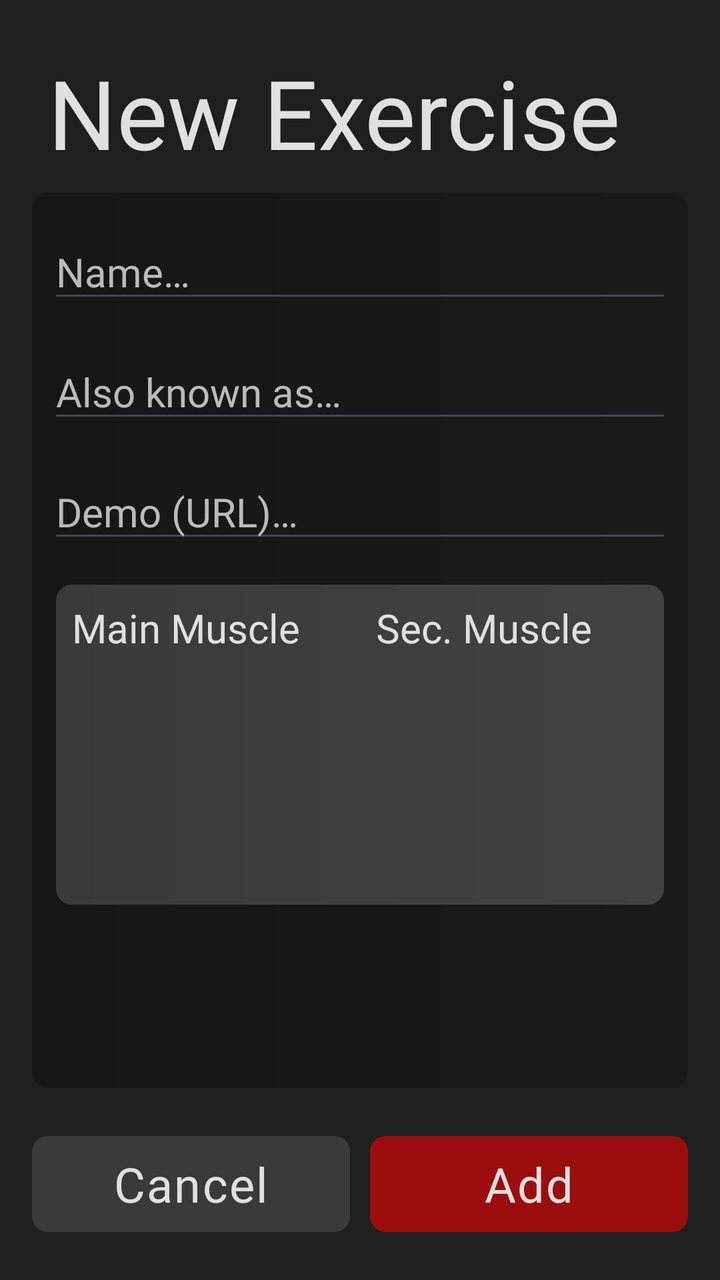
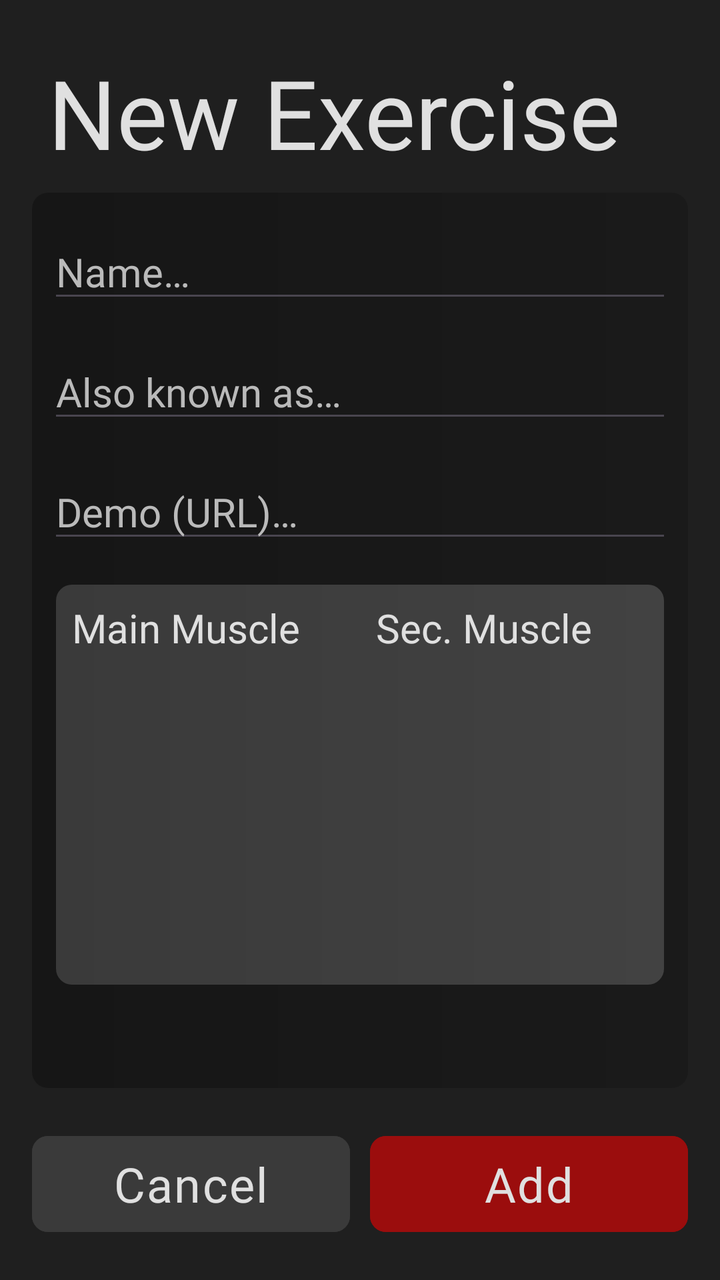

Two renders of the same Android screen: before a commit and after it. Below are the layout's source before the change and the commit's diff.
<!-- AndroidManifest.xml: application theme Theme.OpenFit -->
<!-- res/layout/activity_exercise_new.xml -->
<?xml version="1.0" encoding="utf-8"?>
<androidx.constraintlayout.widget.ConstraintLayout xmlns:android="http://schemas.android.com/apk/res/android"
    xmlns:app="http://schemas.android.com/apk/res-auto"
    xmlns:tools="http://schemas.android.com/tools"
    android:id="@+id/main"
    android:layout_width="match_parent"
    android:layout_height="match_parent"
    android:background="@color/background"
    android:textAlignment="center"
    tools:context=".Views.ExerciseNew.ExerciseNewActivity">

    <TextView
        android:id="@+id/exerciseNewTitle"
        android:layout_width="match_parent"
        android:layout_height="wrap_content"
        android:layout_marginStart="24dp"
        android:layout_marginTop="24dp"
        android:layout_marginEnd="24dp"
        android:fontFamily="@font/agdasima_bold"
        android:text="@string/exercise_new_text"
        android:textColor="@color/text_1"
        android:textSize="48sp"
        app:layout_constraintBottom_toBottomOf="parent"
        app:layout_constraintEnd_toEndOf="parent"
        app:layout_constraintStart_toStartOf="parent"
        app:layout_constraintTop_toTopOf="parent"
        app:layout_constraintVertical_bias="0.0" />

    <LinearLayout
        android:id="@+id/exerciseNewForm"
        android:layout_width="0dp"
        android:layout_height="0dp"
        android:layout_marginStart="16dp"
        android:layout_marginTop="8dp"
        android:layout_marginEnd="16dp"
        android:background="@drawable/box"
        android:orientation="vertical"
        app:layout_constraintBottom_toTopOf="@id/btnAddExercise"
        app:layout_constraintEnd_toEndOf="parent"
        app:layout_constraintStart_toStartOf="parent"
        app:layout_constraintTop_toBottomOf="@+id/exerciseNewTitle">

        <EditText
            android:id="@+id/exerciseNewName"
            android:layout_width="match_parent"
            android:layout_height="wrap_content"
            android:layout_marginStart="8dp"
            android:layout_marginTop="16dp"
            android:layout_marginEnd="8dp"
            android:fontFamily="@font/agdasima_bold"
            android:hint="@string/new_exercise_form_name_hint"
            android:inputType="text"
            android:textColor="@color/text_1"
            android:textColorHint="@color/text_2"
            android:textSize="20sp" />

        <EditText
            android:id="@+id/exerciseNewAka"
            android:layout_width="match_parent"
            android:layout_height="wrap_content"
            android:layout_marginStart="8dp"
            android:layout_marginTop="16dp"
            android:layout_marginEnd="8dp"
            android:fontFamily="@font/agdasima_bold"
            android:hint="@string/new_exercise_form_aka_hint"
            android:inputType="text"
            android:textColor="@color/text_1"
            android:textColorHint="@color/text_2"
            android:textSize="20sp" />

        <EditText
            android:id="@+id/exerciseNewDemoUrl"
            android:layout_width="match_parent"
            android:layout_height="wrap_content"
            android:layout_marginStart="8dp"
            android:layout_marginTop="16dp"
            android:layout_marginEnd="8dp"
            android:fontFamily="@font/agdasima_bold"
            android:hint="@string/new_exercise_form_demo_url"
            android:inputType="text"
            android:textColor="@color/text_1"
            android:textColorHint="@color/text_2"
            android:textSize="20sp" />

        <LinearLayout
            android:id="@+id/exerciseNewMuscleForm"
            android:layout_width="match_parent"
            android:layout_height="160dp"
            android:layout_marginStart="12dp"
            android:layout_marginTop="16dp"
            android:layout_marginEnd="12dp"
            android:background="@drawable/light_box"
            android:orientation="horizontal">

            <LinearLayout
                android:layout_width="match_parent"
                android:layout_height="match_parent"
                android:layout_weight="1"
                android:orientation="vertical">

                <TextView
                    android:id="@+id/exerciseNewMainMuscleTitle"
                    android:layout_width="match_parent"
                    android:layout_height="wrap_content"
                    android:layout_margin="8dp"
                    android:fontFamily="@font/agdasima_bold"
                    android:text="@string/new_exercise_main_muscle_title"
                    android:textColor="@color/text_1"
                    android:textSize="20sp" />

                <androidx.recyclerview.widget.RecyclerView
                    android:id="@+id/exerciseNewMainMuscleList"
                    android:layout_width="match_parent"
                    android:layout_height="150dp" />
            </LinearLayout>

            <LinearLayout
                android:layout_width="match_parent"
                android:layout_height="match_parent"
                android:layout_weight="1"
                android:orientation="vertical">

                <TextView
                    android:id="@+id/exerciseNewSecondaryMuscleTitle"
                    android:layout_width="match_parent"
                    android:layout_height="wrap_content"
                    android:layout_margin="8dp"
                    android:fontFamily="@font/agdasima_bold"
                    android:text="@string/new_exercise_secondary_muscle_title"
                    android:textColor="@color/text_1"
                    android:textSize="20sp" />

                <androidx.recyclerview.widget.RecyclerView
                    android:id="@+id/exerciseNewSecondaryMuscleList"
                    android:layout_width="match_parent"
                    android:layout_height="150dp" />
            </LinearLayout>

        </LinearLayout>

    </LinearLayout>

    <Button
        android:id="@+id/btnAddExercise"
        android:layout_width="0dp"
        android:layout_height="wrap_content"
        android:layout_marginStart="5dp"
        android:layout_marginTop="24dp"
        android:layout_marginEnd="16dp"
        android:layout_marginBottom="24dp"
        android:backgroundTint="@color/accent"
        android:fontFamily="@font/agdasima_bold"
        android:insetTop="0px"
        android:insetBottom="0px"
        android:letterSpacing="0.03"
        android:text="@string/add"
        android:textColor="@color/text_1"
        android:textSize="24sp"
        app:cornerRadius="@dimen/corner_radius"
        app:layout_constraintBottom_toBottomOf="parent"
        app:layout_constraintEnd_toEndOf="parent"
        app:layout_constraintStart_toEndOf="@id/btnCancelNewExercise"
        app:layout_constraintTop_toBottomOf="@+id/exerciseNewForm"
        app:rippleColor="@color/accent_ripple" />

    <Button
        android:id="@+id/btnCancelNewExercise"
        android:layout_width="0dp"
        android:layout_height="wrap_content"
        android:layout_marginStart="16dp"
        android:layout_marginTop="24dp"
        android:layout_marginEnd="5dp"
        android:layout_marginBottom="24dp"
        android:backgroundTint="@color/unimportant_btn"
        android:fontFamily="@font/agdasima_bold"
        android:insetTop="0px"
        android:insetBottom="0px"
        android:letterSpacing="0.03"
        android:text="@string/cancel"
        android:textColor="@color/text_1"
        android:textSize="24sp"
        app:cornerRadius="@dimen/corner_radius"
        app:layout_constraintBottom_toBottomOf="parent"
        app:layout_constraintEnd_toStartOf="@id/btnAddExercise"
        app:layout_constraintStart_toStartOf="parent"
        app:layout_constraintTop_toBottomOf="@+id/exerciseNewForm"
        app:rippleColor="@color/unimportant_btn_ripple" />
</androidx.constraintlayout.widget.ConstraintLayout>
<!-- resources referenced by this layout -->
<resources>
  <color name="accent">#9B0D0D</color>
  <color name="accent_ripple">#22EE0000</color>
  <color name="background">#FF1F1F1F</color>
  <color name="text_1">#FFE0E0E0</color>
  <color name="text_2">#BABABA</color>
  <color name="unimportant_btn">#FF3A3A3A</color>
  <color name="unimportant_btn_ripple">#4444</color>
  <dimen name="corner_radius">8dp</dimen>
  <!-- drawable box (drawable) -->
  <?xml version="1.0" encoding="utf-8"?>
  <layer-list xmlns:android="http://schemas.android.com/apk/res/android">
      <item>
          <shape android:shape="rectangle">
              <gradient
                  android:type="linear"
                  android:angle="0"
                  android:startColor="@color/accent_background_1"
                  android:endColor="@color/accent_background_2"/>
              <corners android:radius="@dimen/corner_radius"/>
          </shape>
      </item>
  </layer-list>
  <!-- drawable light_box (drawable) -->
  <?xml version="1.0" encoding="utf-8"?>
  <layer-list xmlns:android="http://schemas.android.com/apk/res/android">
      <item>
          <shape android:shape="rectangle">
              <gradient
                  android:type="linear"
                  android:angle="0"
                  android:startColor="@color/light_background_1"
                  android:endColor="@color/light_background_2"/>
              <corners android:radius="@dimen/corner_radius"/>
          </shape>
      </item>
  </layer-list>
  <string name="add">Add</string>
  <string name="cancel">Cancel</string>
  <string name="exercise_new_text">New Exercise</string>
  <string name="new_exercise_form_aka_hint">Also known as…</string>
  <string name="new_exercise_form_demo_url">Demo (URL)…</string>
  <string name="new_exercise_form_name_hint">Name…</string>
  <string name="new_exercise_main_muscle_title">Main Muscle</string>
  <string name="new_exercise_secondary_muscle_title">Sec. Muscle</string>
  <style name="Theme.OpenFit" parent="Base.Theme.OpenFit" />
  <color name="accent_background_1">#FF161616</color>
  <color name="accent_background_2">#FF1A1A1A</color>
  <color name="light_background_1">#FF3A3A3A</color>
  <color name="light_background_2">#FF424242</color>
  <style name="Base.Theme.OpenFit" parent="Theme.Material3.DayNight.NoActionBar">
          
          
      </style>
</resources>

<!-- the commit's change to res/layout/activity_exercise_new.xml (unified diff, before → after) -->
@@ -7,7 +7,7 @@
     android:layout_height="match_parent"
     android:background="@color/background"
     android:textAlignment="center"
-    tools:context=".Views.ExerciseNew.ExerciseNewActivity">
+    tools:context=".Views.Activities.ExerciseNewActivity">
 
     <TextView
         android:id="@+id/exerciseNewTitle"
@@ -85,7 +85,7 @@
         <LinearLayout
             android:id="@+id/exerciseNewMuscleForm"
             android:layout_width="match_parent"
-            android:layout_height="160dp"
+            android:layout_height="200dp"
             android:layout_marginStart="12dp"
             android:layout_marginTop="16dp"
             android:layout_marginEnd="12dp"
@@ -138,6 +138,16 @@
 
         </LinearLayout>
 
+        <androidx.viewpager2.widget.ViewPager2
+            android:id="@+id/exerciseNewTypeSwipper"
+            android:layout_width="match_parent"
+            android:layout_height="match_parent"
+            android:layout_marginTop="16dp"
+            android:layout_marginBottom="16dp"
+            android:clipChildren="false"
+            android:clipToPadding="false"
+            android:overScrollMode="never" />
+
     </LinearLayout>
 
     <Button
